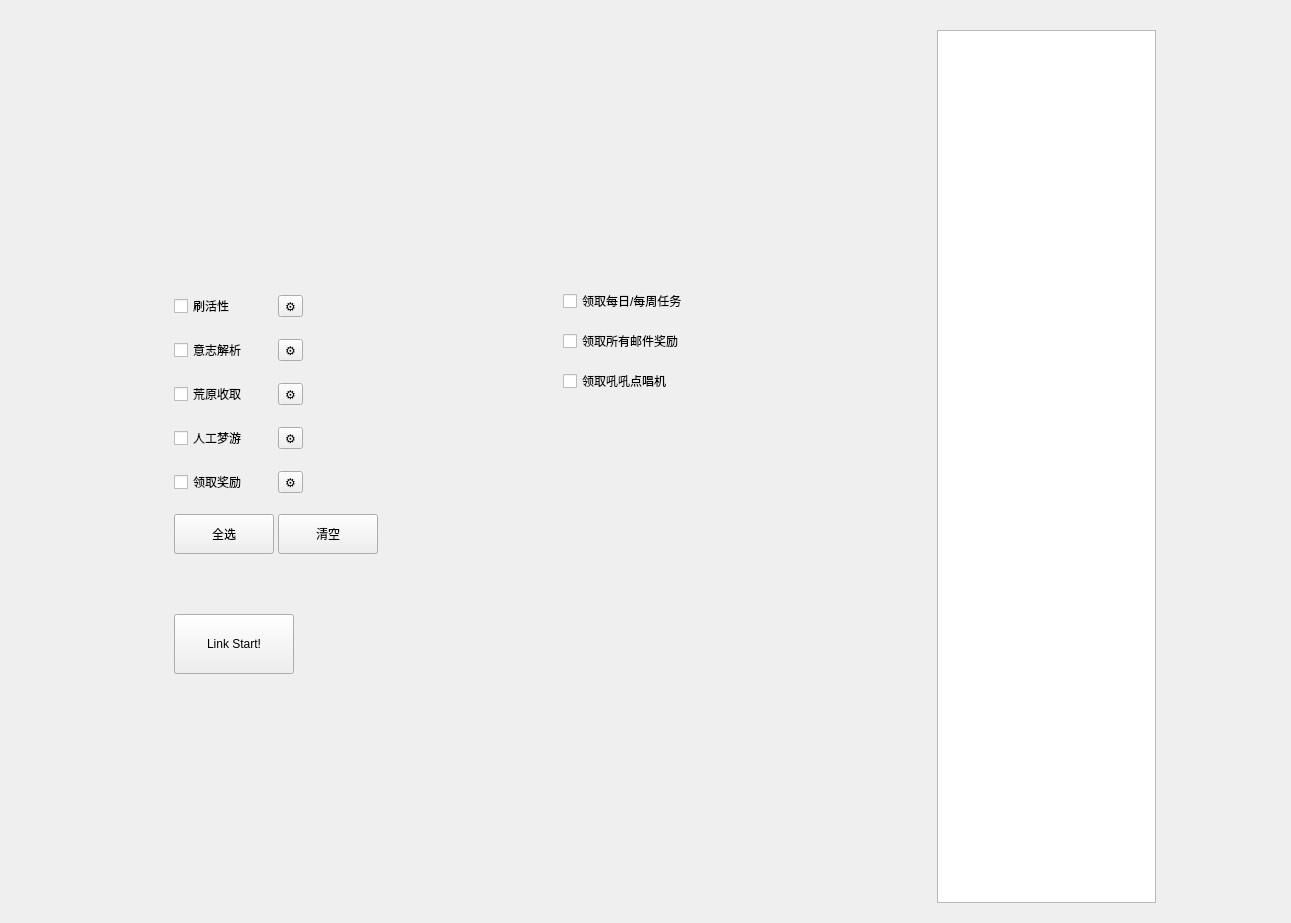
Above: gui/ui/homeframe.ui from beropero/Kilon1999 before the change. Below: the same form after it.
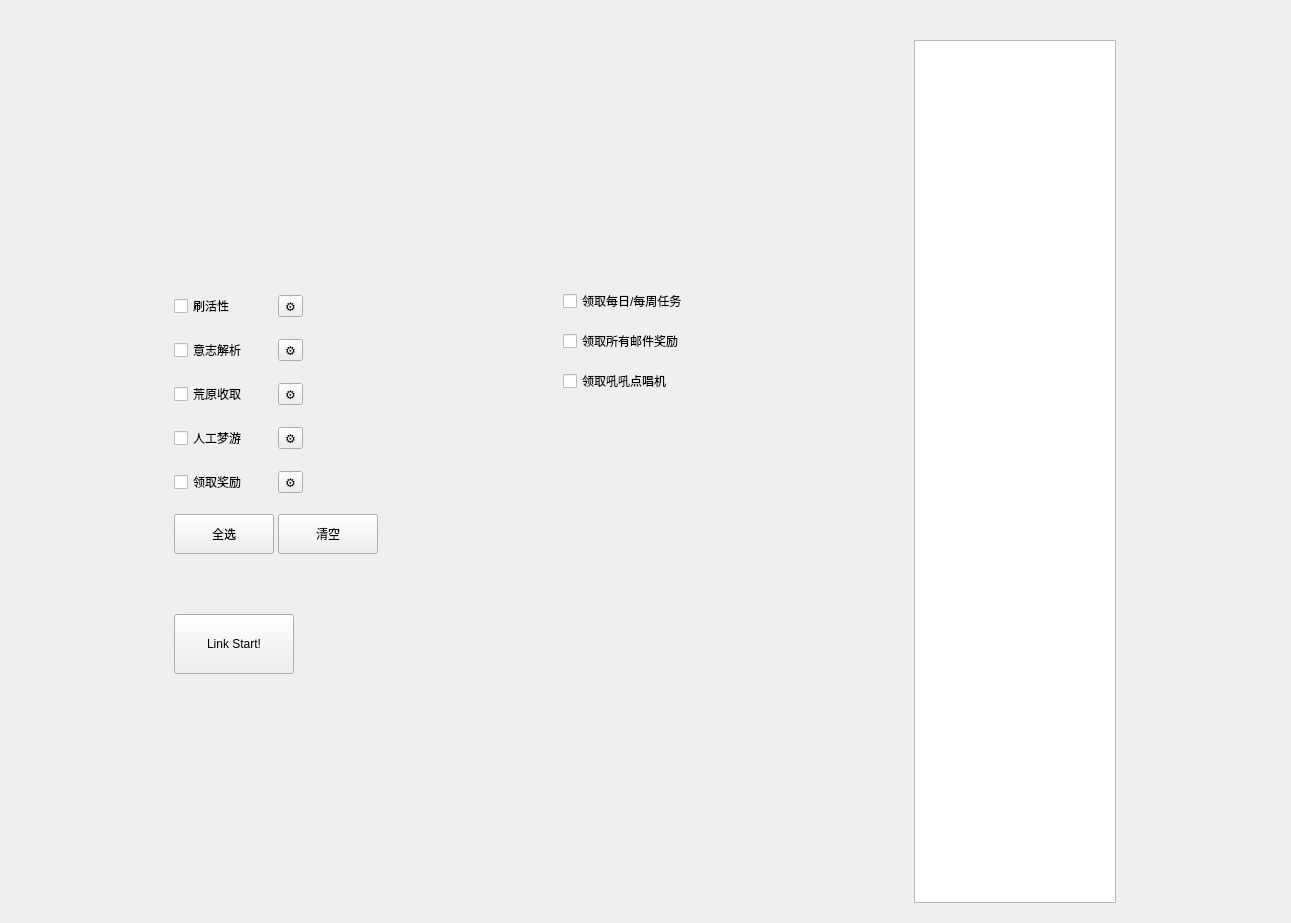
That is the form after the change. Custom widgets are drawn as their Qt base class.

The edit to the form file:
```diff
--- a/gui/ui/homeframe.ui
+++ b/gui/ui/homeframe.ui
@@ -485,23 +485,7 @@
         <property name="sizeHint" stdset="0">
          <size>
           <width>20</width>
-          <height>10</height>
-         </size>
-        </property>
-       </spacer>
-      </item>
-      <item row="1" column="0">
-       <spacer name="horizontalSpacer_3">
-        <property name="orientation">
-         <enum>Qt::Horizontal</enum>
-        </property>
-        <property name="sizeType">
-         <enum>QSizePolicy::Maximum</enum>
-        </property>
-        <property name="sizeHint" stdset="0">
-         <size>
-          <width>100</width>
-          <height>60</height>
+          <height>20</height>
          </size>
         </property>
        </spacer>
@@ -525,6 +509,38 @@
         </property>
        </widget>
       </item>
+      <item row="1" column="0">
+       <spacer name="horizontalSpacer_3">
+        <property name="orientation">
+         <enum>Qt::Horizontal</enum>
+        </property>
+        <property name="sizeType">
+         <enum>QSizePolicy::Minimum</enum>
+        </property>
+        <property name="sizeHint" stdset="0">
+         <size>
+          <width>40</width>
+          <height>30</height>
+         </size>
+        </property>
+       </spacer>
+      </item>
+      <item row="1" column="2">
+       <spacer name="horizontalSpacer_4">
+        <property name="orientation">
+         <enum>Qt::Horizontal</enum>
+        </property>
+        <property name="sizeType">
+         <enum>QSizePolicy::Minimum</enum>
+        </property>
+        <property name="sizeHint" stdset="0">
+         <size>
+          <width>40</width>
+          <height>10</height>
+         </size>
+        </property>
+       </spacer>
+      </item>
      </layout>
     </widget>
    </item>
```
Left out of the diff: 10 changed lines with no effect on the pictures.
